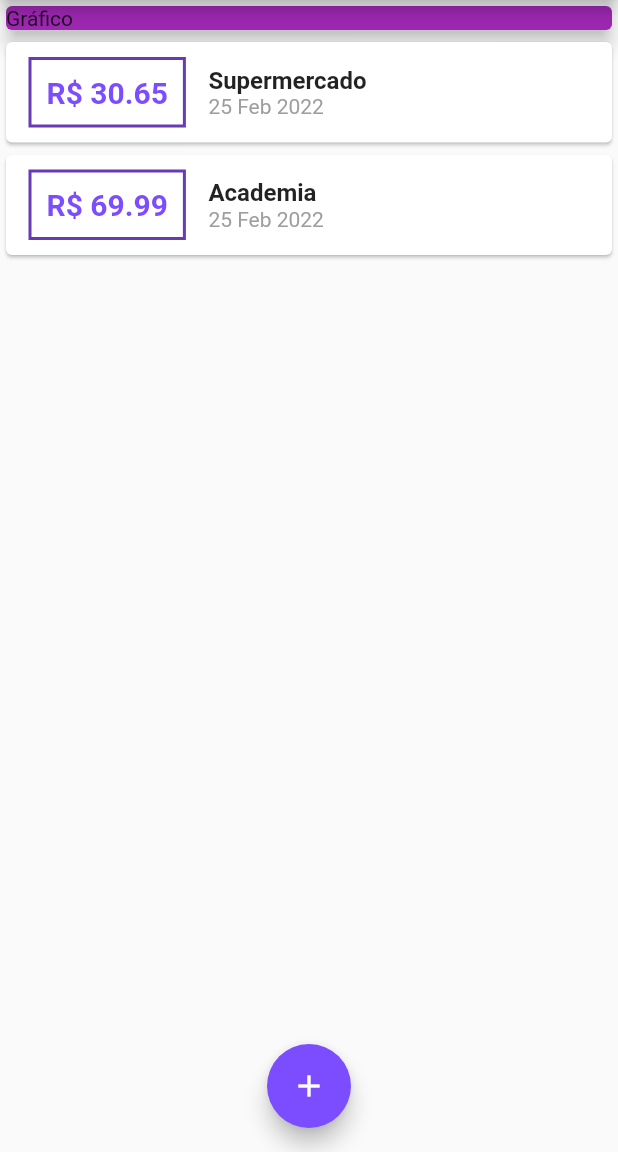
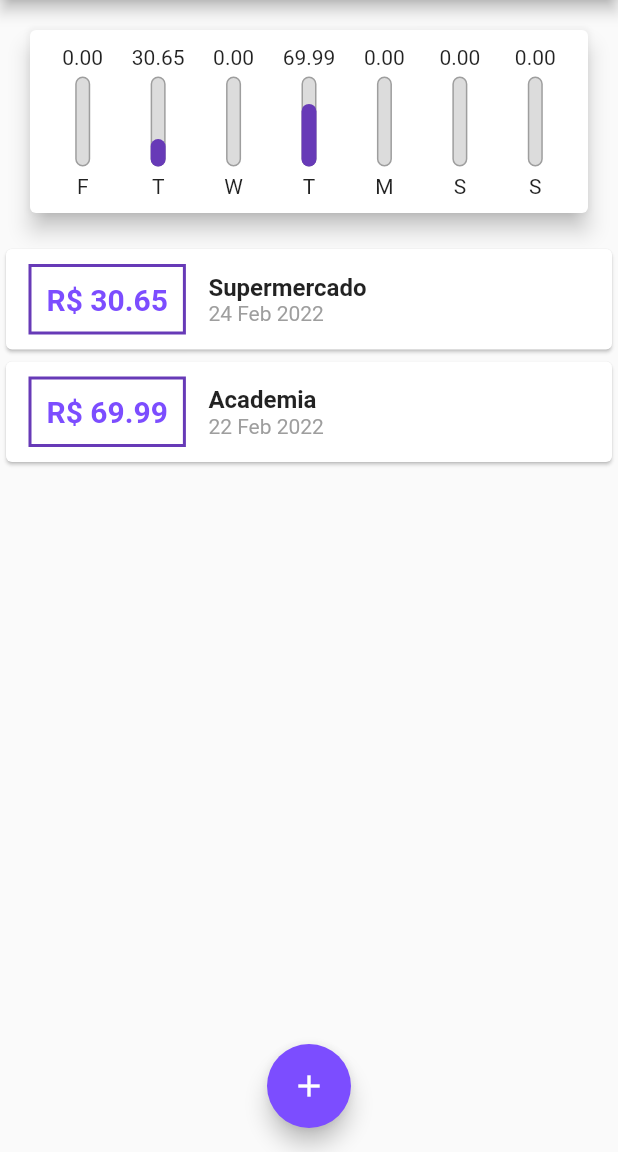
Before and after one commit to joaoffnogueira/purple_expenses, a Flutter app: the screen it shows after launch, on a phone screen of 412 x 824 dp, the part 84-1236 px from its top. Run offline on Flutter 3.47's test engine with Material 2 defaults, Android fonts, the phone set to English and light mode, and no system bars.

Commit message:
Create chart widget

```diff
--- /dev/null
+++ b/lib/components/chart.dart
@@ -0,0 +1,57 @@
+import 'package:flutter/material.dart';
+import 'package:intl/intl.dart';
+import 'package:purple_expenses/components/chart_bar.dart';
+import 'package:purple_expenses/models/transaction.dart';
+
+class Chart extends StatelessWidget {
+  final List<Transaction> recentTransaction;
+
+  Chart(this.recentTransaction, {Key? key}) : super(key: key);
+
+  List<Map<String, Object>> get groupedTransactions {
+    return List.generate(7, (index) {
+      final weekDay = DateTime.now().subtract(Duration(days: index));
+      double totalSum = 0.0;
+      for (var i = 0; i < recentTransaction.length; i++) {
+        if (recentTransaction[i].date.day == weekDay.day &&
+            recentTransaction[i].date.month == weekDay.month &&
+            recentTransaction[i].date.year == weekDay.year) {
+          totalSum += recentTransaction[i].value;
+        }
+      }
+      return {
+        'day': DateFormat.E().format(weekDay)[0],
+        'value': totalSum,
+      };
+    });
+  }
+
+  double get _weekTotalValue {
+    return groupedTransactions.fold(0.0, (sum, item) {
+      return sum + (item['value'] as double);
+    });
+  }
+
+  @override
+  Widget build(BuildContext context) {
+    return Card(
+      elevation: 6,
+      margin: EdgeInsets.all(20),
+      child: Padding(
+        padding: const EdgeInsets.all(10.0),
+        child: Row(
+          mainAxisAlignment: MainAxisAlignment.spaceAround,
+          children: groupedTransactions.map((tr) {
+            return Flexible(
+              fit: FlexFit.tight,
+              child: ChartBar(
+                  label: tr['day'].toString(),
+                  value: (tr['value'] as double),
+                  percentage: (tr['value'] as double) / _weekTotalValue),
+            );
+          }).toList(),
+        ),
+      ),
+    );
+  }
+}
--- /dev/null
+++ b/lib/components/chart_bar.dart
@@ -0,0 +1,49 @@
+import 'package:flutter/material.dart';
+
+class ChartBar extends StatelessWidget {
+  const ChartBar(
+      {required this.label,
+      required this.value,
+      required this.percentage,
+      Key? key})
+      : super(key: key);
+
+  final String label;
+  final double value;
+  final double percentage;
+
+  @override
+  Widget build(BuildContext context) {
+    return Column(children: <Widget>[
+      FittedBox(child: Text(value.toStringAsFixed(2))),
+      SizedBox(height: 5),
+      Container(
+        height: 60,
+        width: 10,
+        child: Stack(
+          alignment: Alignment.bottomCenter,
+          children: [
+            Container(
+              decoration: BoxDecoration(
+                border: Border.all(color: Colors.grey, width: 1.0),
+                color: Color.fromRGBO(220, 220, 220, 1),
+                borderRadius: BorderRadius.circular(5),
+              ),
+            ),
+            FractionallySizedBox(
+              heightFactor: percentage,
+              child: Container(
+                decoration: BoxDecoration(
+                  color: Theme.of(context).colorScheme.primary,
+                  borderRadius: BorderRadius.circular(5),
+                ),
+              ),
+            ),
+          ],
+        ),
+      ),
+      SizedBox(height: 5),
+      Text(label),
+    ]);
+  }
+}
--- a/lib/main.dart
+++ b/lib/main.dart
@@ -1,5 +1,6 @@
 import 'dart:math';
 import 'package:flutter/material.dart';
+import 'package:purple_expenses/components/chart.dart';
 import 'package:purple_expenses/models/transaction.dart';
 import 'components/transaction_form.dart';
 import 'components/transaction_list.dart';
@@ -54,10 +55,22 @@
 class _MyHomePageState extends State<MyHomePage> {
   final List<Transaction> _transactions = [
     Transaction(
-        id: 't1', title: 'Supermercado', value: 30.65, date: DateTime.now()),
+        id: 't1',
+        title: 'Supermercado',
+        value: 30.65,
+        date: DateTime.now().subtract(Duration(days: 1))),
     Transaction(
-        id: 't2', title: 'Academia', value: 69.99, date: DateTime.now()),
+        id: 't2',
+        title: 'Academia',
+        value: 69.99,
+        date: DateTime.now().subtract(Duration(days: 3))),
   ];
+
+  List<Transaction> get _recentTransactions {
+    return _transactions.where((tr) {
+      return tr.date.isAfter(DateTime.now().subtract(Duration(days: 7)));
+    }).toList();
+  }
 
   _addTransaction(String title, double value) {
     final newTransaction = Transaction(
@@ -94,13 +107,7 @@
         child: Column(
           crossAxisAlignment: CrossAxisAlignment.stretch,
           children: [
-            Container(
-              child: Card(
-                color: Colors.purple,
-                elevation: 5,
-                child: Text('Gráfico'),
-              ),
-            ),
+            Chart(_recentTransactions),
             TransactionList(_transactions)
           ],
         ),
```
